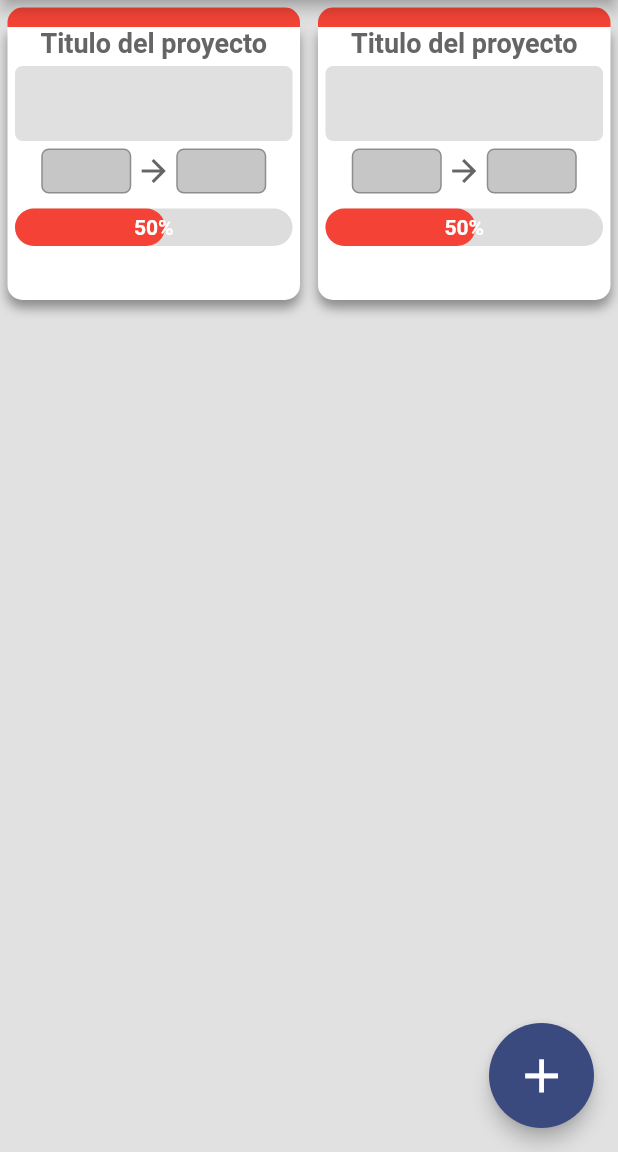
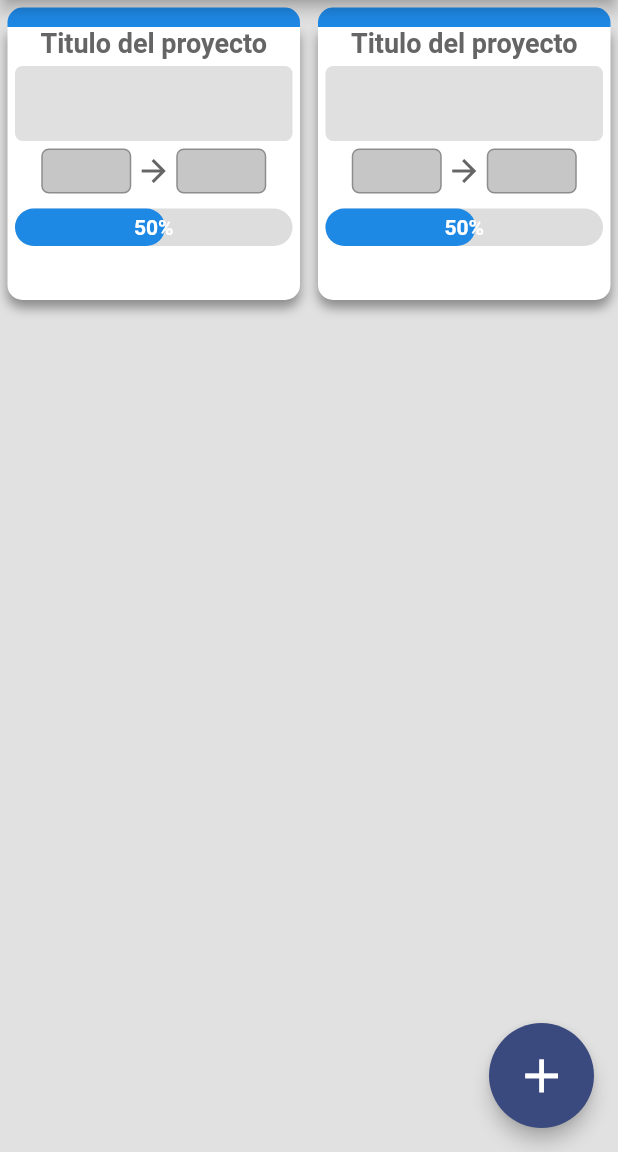
Before and after one commit to Naitsab43/uProject, a Flutter app: the screen it shows after launch, on a phone screen of 412 x 824 dp, the part 84-1236 px from its top. Run offline on Flutter 3.47's test engine with Material 2 defaults, Android fonts, the phone set to English and light mode, and no system bars; our stand-ins replace convex_bottom_bar, font_awesome_flutter.

Commit message:
Add: I add a theme for the app

```diff
--- a/lib/main.dart
+++ b/lib/main.dart
@@ -5,6 +5,7 @@ import 'package:notas_app/screens/note_screen.dart';
 import 'package:notas_app/screens/notes_screen.dart';
 import 'package:notas_app/screens/project_screen.dart';
 import 'package:notas_app/screens/task_screen.dart';
+import 'package:notas_app/theme/theme.dart';
 
 void main() => runApp(MyApp());
 
@@ -22,6 +23,7 @@ class MyApp extends StatelessWidget {
         "notes": (_) => NotesScreen(),
         "note": (_) => NoteScreen(),
       },
+      theme: CustomTheme.theme,
     );
   }
 }
--- a/lib/screens/home_screen.dart
+++ b/lib/screens/home_screen.dart
@@ -19,7 +19,7 @@ class HomeScreen extends StatelessWidget {
       drawer: MenuDrawer(),
       body: ProjectGrid(),
       backgroundColor: Color.fromRGBO(225, 225, 225, 1),
-      floatingActionButton: CustomFloatingButton(),
+      floatingActionButton: CustomFloatingButton(color: Color.fromRGBO(59, 74, 126, 1),),
       floatingActionButtonLocation: FloatingActionButtonLocation.endFloat,
    );
   }
--- a/lib/screens/note_screen.dart
+++ b/lib/screens/note_screen.dart
@@ -11,7 +11,7 @@ class NoteScreen extends StatelessWidget {
   Widget build(BuildContext context) {
     return Scaffold(
       appBar: AppBar(
-        backgroundColor: Colors.red,
+        backgroundColor: Theme.of(context).primaryColor,
         actions: [
 
           IconButton(
--- a/lib/screens/notes_screen.dart
+++ b/lib/screens/notes_screen.dart
@@ -11,7 +11,7 @@ class NotesScreen extends StatelessWidget {
     return Scaffold(
       appBar: AppBar(
         title: Text("Notas del proyecto"),
-        backgroundColor: Colors.red,
+        backgroundColor: Theme.of(context).primaryColor,
         actions: [],
       ),
       body: _ListOfNotes(),
--- a/lib/screens/project_screen.dart
+++ b/lib/screens/project_screen.dart
@@ -23,7 +23,7 @@ class ProjectScreen extends StatelessWidget {
           )
 
         ],
-        backgroundColor: Colors.red
+        backgroundColor: Theme.of(context).primaryColor
       ),
       backgroundColor: Color.fromRGBO(225, 225, 225, 1),
       body: Column(
@@ -33,7 +33,7 @@ class ProjectScreen extends StatelessWidget {
         ],
       ),
       bottomNavigationBar: CustomNavigationBar(),
-      floatingActionButton: CustomFloatingButton(color: Colors.red[800]),
+      floatingActionButton: CustomFloatingButton(),
       floatingActionButtonLocation: FloatingActionButtonLocation.centerDocked,
     );
   }
--- a/lib/screens/task_screen.dart
+++ b/lib/screens/task_screen.dart
@@ -15,7 +15,7 @@ class TaskScreen extends StatelessWidget {
   Widget build(BuildContext context) {
     return Scaffold(
       appBar: AppBar(
-        backgroundColor: Colors.red,
+        backgroundColor: Theme.of(context).primaryColor,
         actions: [
 
           IconButton(
--- /dev/null
+++ b/lib/theme/theme.dart
@@ -0,0 +1,15 @@
+
+import 'package:flutter/material.dart';
+
+class CustomTheme {
+
+  static ThemeData get theme {
+
+    return ThemeData(
+      primaryColor: Colors.blue[600],
+      floatingActionButtonTheme: FloatingActionButtonThemeData(backgroundColor: Colors.blue[800])
+    );
+
+  }
+
+}
--- a/lib/widgets/home/project_grid.dart
+++ b/lib/widgets/home/project_grid.dart
@@ -36,7 +36,7 @@ class _ProjectCard extends StatelessWidget {
           /// Barra de arriba
           Container(
             decoration: BoxDecoration(
-              color: Colors.red,
+              color: Theme.of(context).primaryColor,
               borderRadius: BorderRadius.only(topLeft: Radius.circular(10), topRight: Radius.circular(10))
             ),
             width: double.infinity,
--- a/lib/widgets/shared/custom_fab.dart
+++ b/lib/widgets/shared/custom_fab.dart
@@ -16,7 +16,7 @@ class CustomFloatingButton extends StatelessWidget {
         child: FloatingActionButton(
           elevation: 5,
           child: Icon(Icons.add, size: 30,),
-          backgroundColor: this.color ?? Color.fromRGBO(59, 74, 126, 1),
+          backgroundColor: this.color,
           onPressed: (){},
         ),
       ),
--- a/lib/widgets/shared/custom_navbar.dart
+++ b/lib/widgets/shared/custom_navbar.dart
@@ -12,7 +12,7 @@ class CustomNavigationBar extends StatelessWidget {
         TabItem(icon: FontAwesomeIcons.stickyNote, title: 'Notas'),
       ],
       curveSize: 95,
-      backgroundColor: Colors.red,
+      backgroundColor: Theme.of(context).primaryColor,
       height: 60,
       top: -20,
     );
--- a/lib/widgets/shared/description_card.dart
+++ b/lib/widgets/shared/description_card.dart
@@ -64,7 +64,7 @@ class _RemainingDays extends StatelessWidget {
           width: 110,
           child: Icon(Icons.access_alarm, color: Colors.white, size: 50,),
           decoration: BoxDecoration(
-            color: Colors.red,
+            color: Theme.of(context).primaryColor,
             borderRadius: BorderRadius.only(topLeft: Radius.circular(10), topRight: Radius.circular(10))
           ),
         ),
--- a/lib/widgets/shared/progress_bar.dart
+++ b/lib/widgets/shared/progress_bar.dart
@@ -27,7 +27,7 @@ class ProgressBarPreview extends StatelessWidget {
           margin: EdgeInsets.symmetric(horizontal: 5),
           decoration: BoxDecoration(
             borderRadius: BorderRadius.circular(50),
-            color: Colors.red,
+            color: Theme.of(context).primaryColor,
           ),
           height: this.height,
           width: 200 * 0.5,
@@ -74,7 +74,7 @@ class ProgressBar extends StatelessWidget {
               margin: EdgeInsets.symmetric(horizontal: 5),
               decoration: BoxDecoration(
                 borderRadius: BorderRadius.circular(50),
-                color: Colors.red,
+                color: Theme.of(context).primaryColor,
               ),
               height: this.height,
               width: 320 * 0.5,
```
